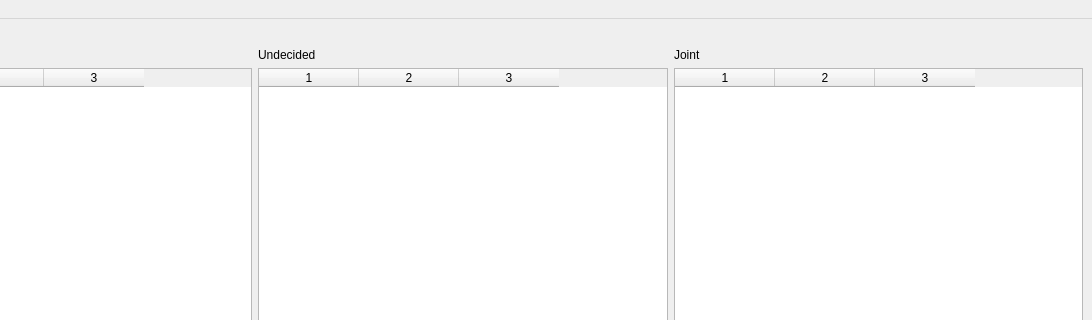
steve6390/finance3, file finance.ui: the form before one commit; both pictures show x 166 to 1258 and y 0 to 320 of the 1258 by 944 pixel window.
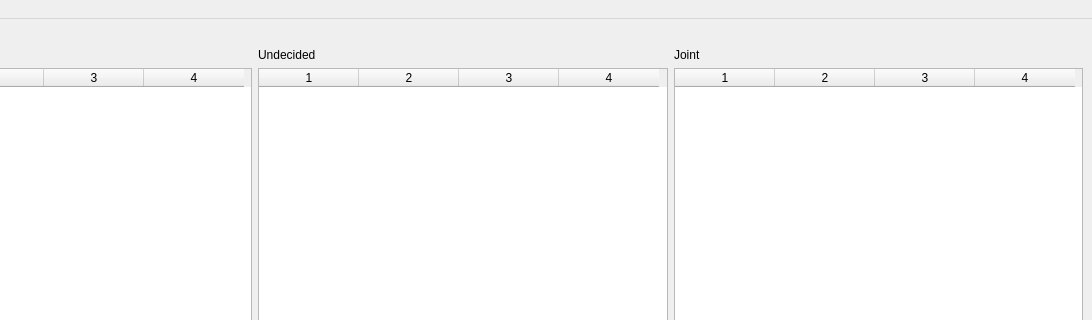
The form after the commit.

Commit message: Populates table with .csv input.

```diff
--- a/finance.ui
+++ b/finance.ui
@@ -23,11 +23,12 @@
          <number>0</number>
         </property>
         <property name="columnCount">
-         <number>3</number>
+         <number>4</number>
         </property>
         <column/>
         <column/>
         <column/>
+        <column/>
        </widget>
       </item>
       <item row="2" column="1">
@@ -36,11 +37,12 @@
          <number>0</number>
         </property>
         <property name="columnCount">
-         <number>3</number>
+         <number>4</number>
         </property>
         <column/>
         <column/>
         <column/>
+        <column/>
        </widget>
       </item>
       <item row="1" column="2">
@@ -56,11 +58,12 @@
          <number>0</number>
         </property>
         <property name="columnCount">
-         <number>3</number>
+         <number>4</number>
         </property>
         <column/>
         <column/>
         <column/>
+        <column/>
        </widget>
       </item>
       <item row="1" column="0">
```
The commit also changes 1 other file.
